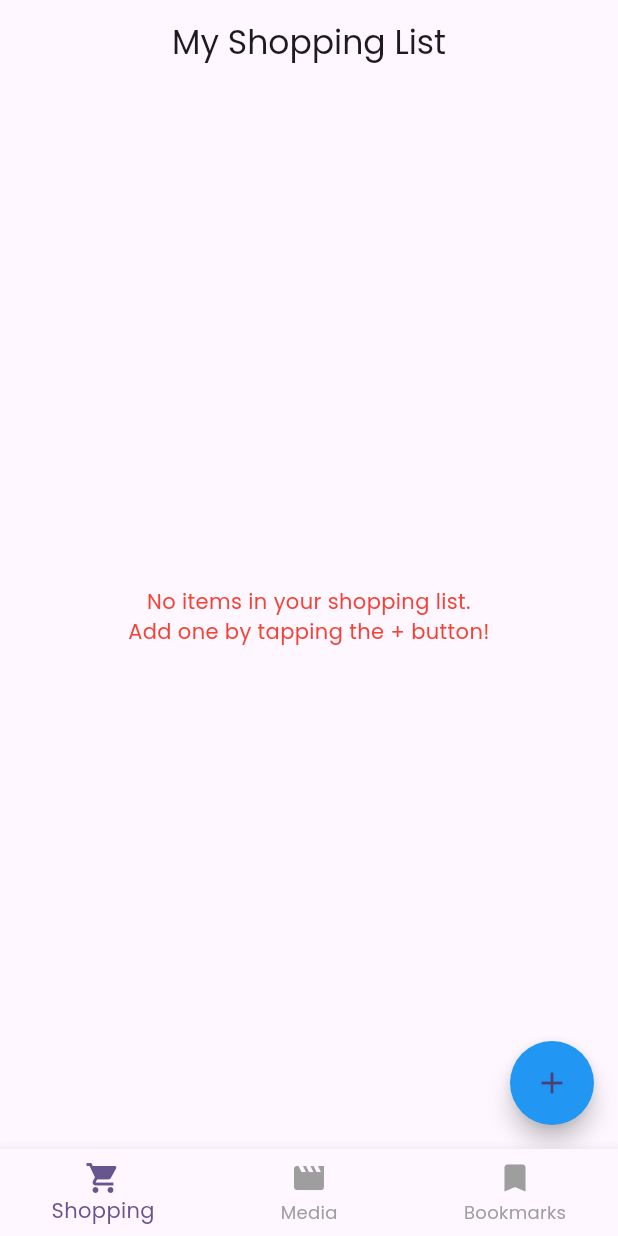
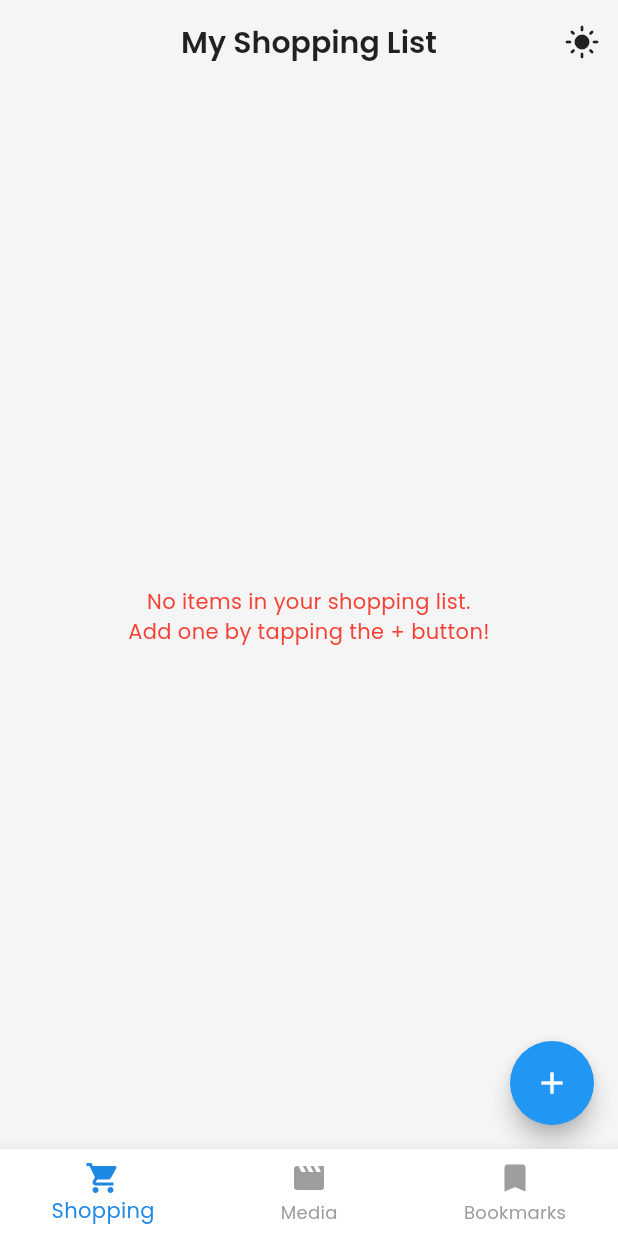
Before and after one commit to SaidurRahman1004/pocketvault, a Flutter app: the screen it shows after launch, on a phone screen of 412 x 824 dp. Run offline on Flutter 3.47's test engine with Material 3 defaults, Android fonts, the phone set to English and light mode, and no system bars; our stand-ins replace google_fonts, sqflite; accounts and stored records are empty.

Commit message:
Themeing

```diff
--- a/lib/core/theme/app_theme.dart
+++ b/lib/core/theme/app_theme.dart
@@ -0,0 +1,69 @@
+import 'package:flutter/material.dart';
+import 'package:google_fonts/google_fonts.dart';
+
+class AppTheme {
+  //Privet Constructor for not Creating Obj
+  AppTheme._();
+
+  static final Color _lightPrimaryColor = Colors.blue.shade600;
+  static final Color _lightOnPrimaryColor = Colors.white;
+  static final Color _lightBackgroundColor = Colors.grey.shade100;
+
+  static final Color _darkPrimaryColor = Colors.blue.shade400;
+  static final Color _darkBackgroundColor = const Color(0xFF121212);
+  static final Color _darkOnBackgroundColor = Colors.white;
+
+  static final ThemeData lightTheme = ThemeData(
+    useMaterial3: true,
+    scaffoldBackgroundColor: _lightBackgroundColor,
+    appBarTheme: AppBarTheme(
+      color: _lightBackgroundColor,
+      elevation: 0,
+      titleTextStyle: GoogleFonts.poppins(
+        color: Colors.black87,
+        fontSize: 20,
+        fontWeight: FontWeight.w600,
+      ),
+      iconTheme: const IconThemeData(color: Colors.black87),
+    ),
+    colorScheme: ColorScheme.light(
+      primary: _lightPrimaryColor,
+      onPrimary: _lightOnPrimaryColor,
+    ),
+    textTheme: GoogleFonts.poppinsTextTheme().apply(bodyColor: Colors.black87),
+    floatingActionButtonTheme: FloatingActionButtonThemeData(
+      backgroundColor: _lightPrimaryColor,
+      foregroundColor: _lightOnPrimaryColor,
+    ),
+    bottomNavigationBarTheme: BottomNavigationBarThemeData(
+      selectedItemColor: _lightPrimaryColor,
+    ),
+  );
+  static final ThemeData darkTheme = ThemeData(
+    useMaterial3: true,
+    scaffoldBackgroundColor: _darkBackgroundColor,
+    appBarTheme: AppBarTheme(
+      color: _darkBackgroundColor,
+      elevation: 0,
+      titleTextStyle: GoogleFonts.poppins(
+        color: _darkOnBackgroundColor,
+        fontSize: 20,
+        fontWeight: FontWeight.w600,
+      ),
+      iconTheme: IconThemeData(color: _darkOnBackgroundColor),
+    ),
+    colorScheme: ColorScheme.dark(primary: _darkPrimaryColor),
+    textTheme: GoogleFonts.poppinsTextTheme().apply(
+      bodyColor: _darkOnBackgroundColor,
+    ),
+    floatingActionButtonTheme: FloatingActionButtonThemeData(
+      backgroundColor: _darkPrimaryColor,
+    ),
+    bottomNavigationBarTheme: BottomNavigationBarThemeData(
+      backgroundColor: _darkBackgroundColor,
+      selectedItemColor: _darkPrimaryColor,
+      unselectedItemColor: Colors.grey,
+    ),
+    cardTheme: CardThemeData(color: Colors.grey.shade900),
+  );
+}
--- /dev/null
+++ b/lib/core/theme/theme_provider.dart
@@ -0,0 +1,14 @@
+import 'package:flutter/material.dart';
+
+class ThemeProvider extends ChangeNotifier {
+  ThemeMode _themeMode = ThemeMode.system; //follow system theme Default
+  ThemeMode get themeMode => _themeMode;
+
+  bool get isDarkMode => _themeMode == ThemeMode.dark;
+
+  //Theme Toggle
+  void toggleTheme(bool isOn) {
+    _themeMode = isOn ? ThemeMode.dark : ThemeMode.light;
+    notifyListeners();
+  }
+}
--- a/lib/features/home/screens/home_screen.dart
+++ b/lib/features/home/screens/home_screen.dart
@@ -1,8 +1,9 @@
 import 'package:flutter/material.dart';
-
+import 'package:pocketvault/core/theme/theme_provider.dart';
 import '../../bookmarks/screens/bookmarks_screen.dart';
 import '../../media/screens/media_tracker_screen.dart';
 import '../../shopping/screens/shopping_list_screen.dart';
+import 'package:provider/provider.dart';
 
 class HomeScreen extends StatefulWidget {
   const HomeScreen({super.key});
@@ -40,6 +41,21 @@
         title: Text(_titles[_selectedIndex]),
         centerTitle: true,
         elevation: 0,
+        actions: [
+          Consumer<ThemeProvider>(
+            builder: (context, themeProvider, child) {
+              return IconButton(
+                onPressed: () {
+                  final provider = Provider.of<ThemeProvider>(context, listen: false);
+                  provider.toggleTheme(!provider.isDarkMode);
+                },
+                icon: Icon(
+                  themeProvider.isDarkMode ? Icons.dark_mode : Icons.light_mode,
+                ),
+              );
+            },
+          ),
+        ],
       ),
       body: Center(child: _widgetOptions.elementAt(_selectedIndex)),
       bottomNavigationBar: BottomNavigationBar(
--- a/lib/main.dart
+++ b/lib/main.dart
@@ -1,6 +1,8 @@
 import 'package:flutter/material.dart';
 import 'package:google_fonts/google_fonts.dart';
+import 'package:pocketvault/core/theme/app_theme.dart';
 import 'package:provider/provider.dart';
+import 'core/theme/theme_provider.dart';
 import 'features/bookmarks/providers/bookmark_provider.dart';
 import 'features/home/screens/home_screen.dart';
 import 'features/media/providers/media_provider.dart';
@@ -10,6 +12,7 @@
   runApp(
     MultiProvider(
       providers: [
+        ChangeNotifierProvider(create: (_) => ThemeProvider()),
         ChangeNotifierProvider(create: (context) => ShoppingProvider()),
         ChangeNotifierProvider(create: (_) => MediaProvider()),
         ChangeNotifierProvider(create: (_) => BookmarkProvider()),
@@ -24,15 +27,17 @@
 
   @override
   Widget build(BuildContext context) {
-    return MaterialApp(
-      title: 'PocketVault',
-      debugShowCheckedModeBanner: false,
-      theme: ThemeData(
-        colorScheme: ColorScheme.fromSeed(seedColor: Colors.deepPurple),
-        useMaterial3: true,
-        textTheme: GoogleFonts.poppinsTextTheme(Theme.of(context).textTheme),
-      ),
-      home: const HomeScreen(),
+    return Consumer<ThemeProvider>(
+      builder: (context, themeProvider, child) {
+        return MaterialApp(
+          title: 'PocketVault',
+          debugShowCheckedModeBanner: false,
+          themeMode: themeProvider.themeMode,
+          theme: AppTheme.lightTheme,
+          darkTheme: AppTheme.darkTheme,
+          home: const HomeScreen(),
+        );
+      },
     );
   }
 }
```
Also changed, not shown: 1 other file.
